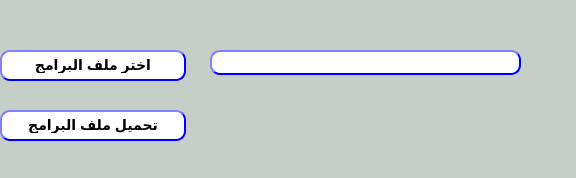
Old version of the form presentation/loyalty_ui/uploadLoyalityProg.ui in the repository shymaa123456/HyperPOS2020.
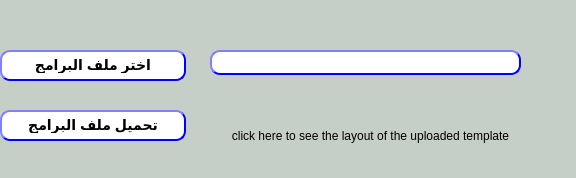
New version of the form.

Commit message: finalize loyality comments

Patch:
```diff
--- a/presentation/loyalty_ui/uploadLoyalityProg.ui
+++ b/presentation/loyalty_ui/uploadLoyalityProg.ui
@@ -133,6 +133,34 @@
                                     </string>
    </property>
   </widget>
+  <widget class="QPushButton" name="BTN_uploadTemp">
+   <property name="geometry">
+    <rect>
+     <x>210</x>
+     <y>120</y>
+     <width>321</width>
+     <height>31</height>
+    </rect>
+   </property>
+   <property name="font">
+    <font>
+     <pointsize>9</pointsize>
+     <italic>false</italic>
+    </font>
+   </property>
+   <property name="styleSheet">
+    <string notr="true"/>
+   </property>
+   <property name="text">
+    <string>click here to see the layout of the uploaded template</string>
+   </property>
+   <property name="autoDefault">
+    <bool>false</bool>
+   </property>
+   <property name="flat">
+    <bool>true</bool>
+   </property>
+  </widget>
  </widget>
  <resources/>
  <connections/>
```
The commit also changes 4 other files.
